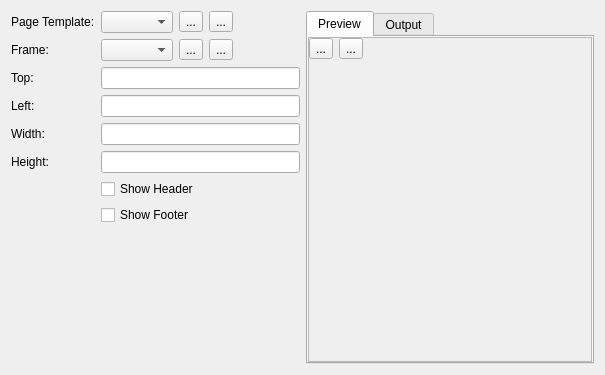
This is gui/pagetemplates.ui in rafaelmartins/rst2pdf as Qt 5 draws it before an edit. The edited form follows.
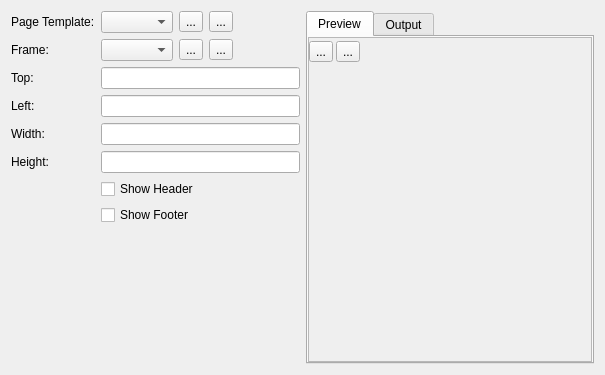
This is the edited form. Icons and pictures are not drawn.

What changed in the file:
```diff
--- a/gui/pagetemplates.ui
+++ b/gui/pagetemplates.ui
@@ -192,11 +192,14 @@
              </rect>
             </property>
             <layout class="QVBoxLayout" name="verticalLayout_3">
+             <property name="spacing">
+              <number>3</number>
+             </property>
              <property name="leftMargin">
               <number>0</number>
              </property>
              <property name="topMargin">
-              <number>0</number>
+              <number>3</number>
              </property>
              <property name="rightMargin">
               <number>0</number>
@@ -256,6 +259,19 @@
                </property>
               </widget>
              </item>
+             <item>
+              <spacer name="verticalSpacer">
+               <property name="orientation">
+                <enum>Qt::Vertical</enum>
+               </property>
+               <property name="sizeHint" stdset="0">
+                <size>
+                 <width>20</width>
+                 <height>40</height>
+                </size>
+               </property>
+              </spacer>
+             </item>
             </layout>
            </widget>
           </widget>
```
Left out of the diff: 102 changed lines with no effect on the pictures.
